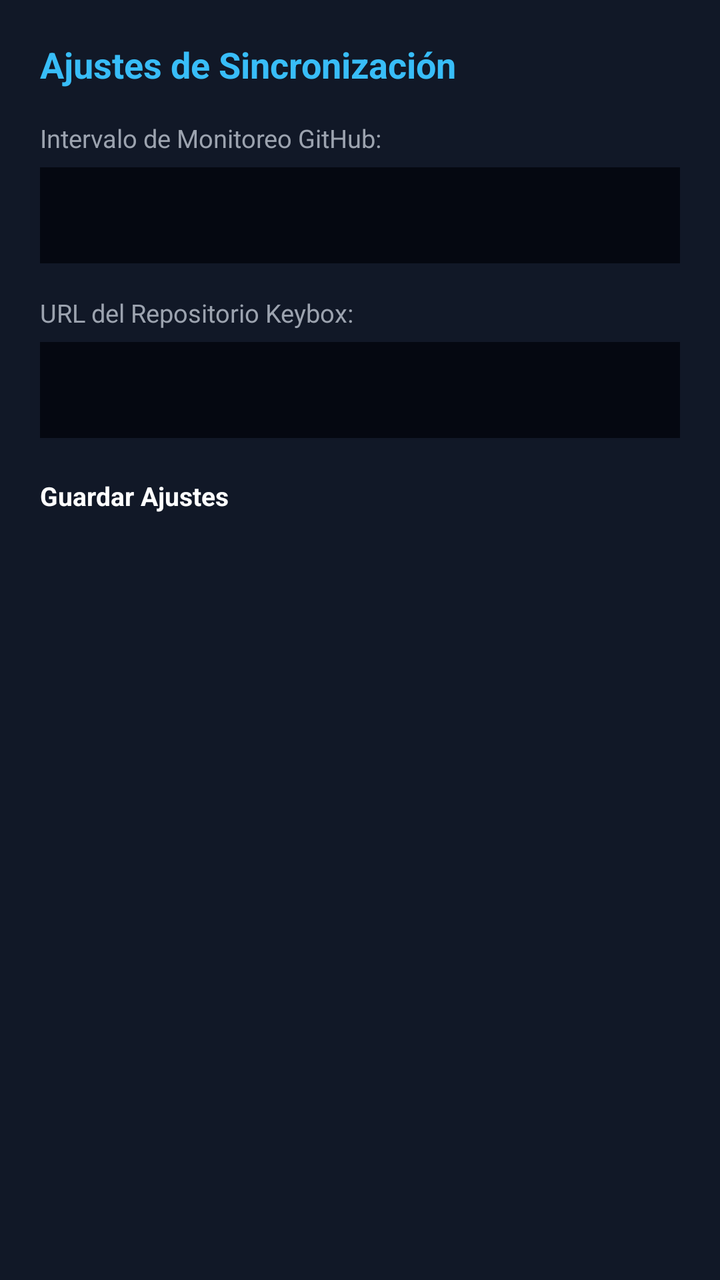
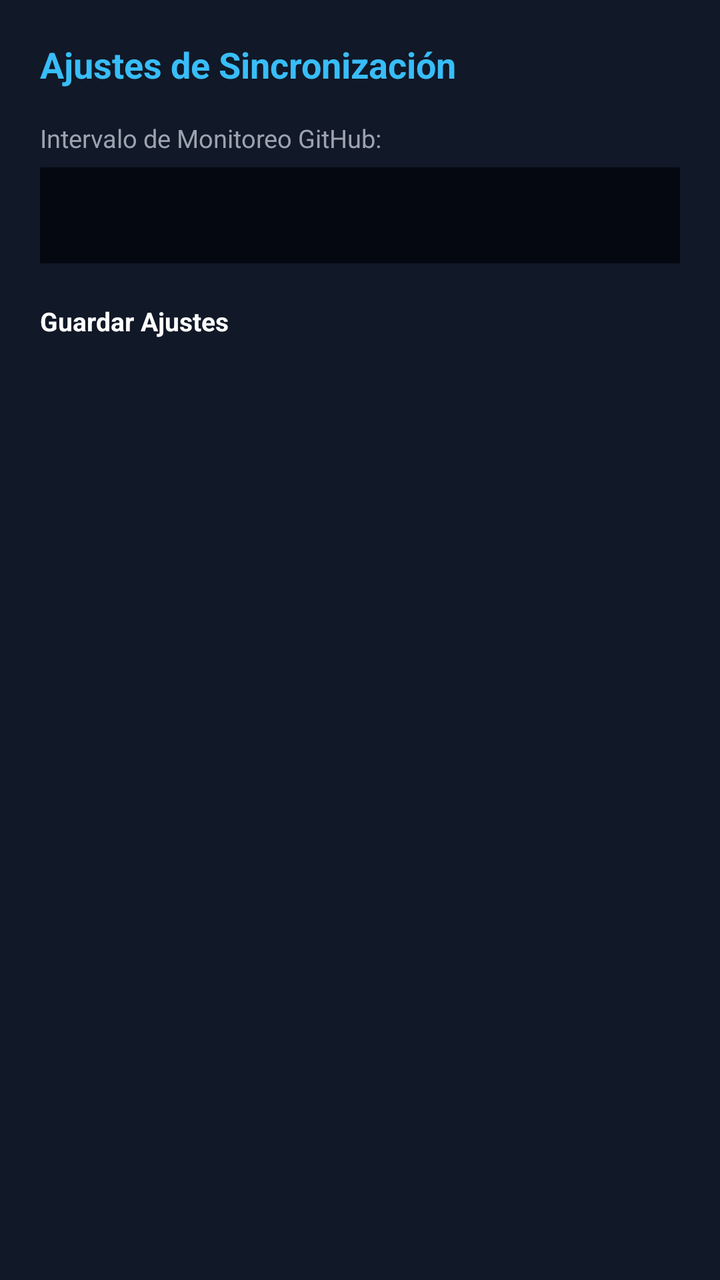

Two renders of the same Android screen: before a commit and after it. Below are the layout's source before the change and the commit's diff.
<!-- AndroidManifest.xml: application theme android:Theme.Material.NoActionBar -->
<!-- res/layout/dialog_settings.xml -->
<?xml version="1.0" encoding="utf-8"?>
<LinearLayout xmlns:android="http://schemas.android.com/apk/res/android"
    android:layout_width="match_parent"
    android:layout_height="wrap_content"
    android:orientation="vertical"
    android:padding="20dp"
    android:background="@color/card_bg">

    <TextView
        android:layout_width="match_parent"
        android:layout_height="wrap_content"
        android:text="Ajustes de Sincronización"
        android:textSize="18sp"
        android:textStyle="bold"
        android:textColor="@color/accent_sky"
        android:layout_marginBottom="16dp" />

    <TextView
        android:layout_width="match_parent"
        android:layout_height="wrap_content"
        android:text="Intervalo de Monitoreo GitHub:"
        android:textColor="@color/text_sub"
        android:textSize="12.5sp"
        android:layout_marginBottom="6dp" />

    <Spinner
        android:id="@+id/spinnerInterval"
        android:layout_width="match_parent"
        android:layout_height="48dp"
        android:background="#050811"
        android:paddingLeft="10dp"
        android:paddingRight="10dp"
        android:layout_marginBottom="16dp" />

    <TextView
        android:layout_width="match_parent"
        android:layout_height="wrap_content"
        android:text="URL del Repositorio Keybox:"
        android:textColor="@color/text_sub"
        android:textSize="12.5sp"
        android:layout_marginBottom="6dp" />

    <EditText
        android:id="@+id/etGithubUrl"
        android:layout_width="match_parent"
        android:layout_height="48dp"
        android:background="#050811"
        android:paddingLeft="12dp"
        android:paddingRight="12dp"
        android:textColor="@color/text_main"
        android:textSize="12sp"
        android:singleLine="true"
        android:layout_marginBottom="20dp" />

    <Button
        android:id="@+id/btnSaveSettings"
        android:layout_width="match_parent"
        android:layout_height="48dp"
        android:text="Guardar Ajustes"
        android:textSize="13sp"
        android:textStyle="bold"
        android:textColor="#FFFFFF"
        android:backgroundTint="@color/accent_blue" />

</LinearLayout>
<!-- resources referenced by this layout -->
<resources>
  <color name="accent_blue">#0284C7</color>
  <color name="accent_sky">#38BDF8</color>
  <color name="card_bg">#111827</color>
  <color name="text_main">#F9FAFB</color>
  <color name="text_sub">#9CA3AF</color>
</resources>

<!-- the commit's change to res/layout/dialog_settings.xml (unified diff, before → after) -->
@@ -30,26 +30,6 @@
         android:background="#050811"
         android:paddingLeft="10dp"
         android:paddingRight="10dp"
-        android:layout_marginBottom="16dp" />
-
-    <TextView
-        android:layout_width="match_parent"
-        android:layout_height="wrap_content"
-        android:text="URL del Repositorio Keybox:"
-        android:textColor="@color/text_sub"
-        android:textSize="12.5sp"
-        android:layout_marginBottom="6dp" />
-
-    <EditText
-        android:id="@+id/etGithubUrl"
-        android:layout_width="match_parent"
-        android:layout_height="48dp"
-        android:background="#050811"
-        android:paddingLeft="12dp"
-        android:paddingRight="12dp"
-        android:textColor="@color/text_main"
-        android:textSize="12sp"
-        android:singleLine="true"
         android:layout_marginBottom="20dp" />
 
     <Button
<!-- resource entries referenced after the edit -->
@@ -3,7 +3,6 @@
   <color name="accent_blue">#0284C7</color>
   <color name="accent_sky">#38BDF8</color>
   <color name="card_bg">#111827</color>
-  <color name="text_main">#F9FAFB</color>
   <color name="text_sub">#9CA3AF</color>
 </resources>
 
